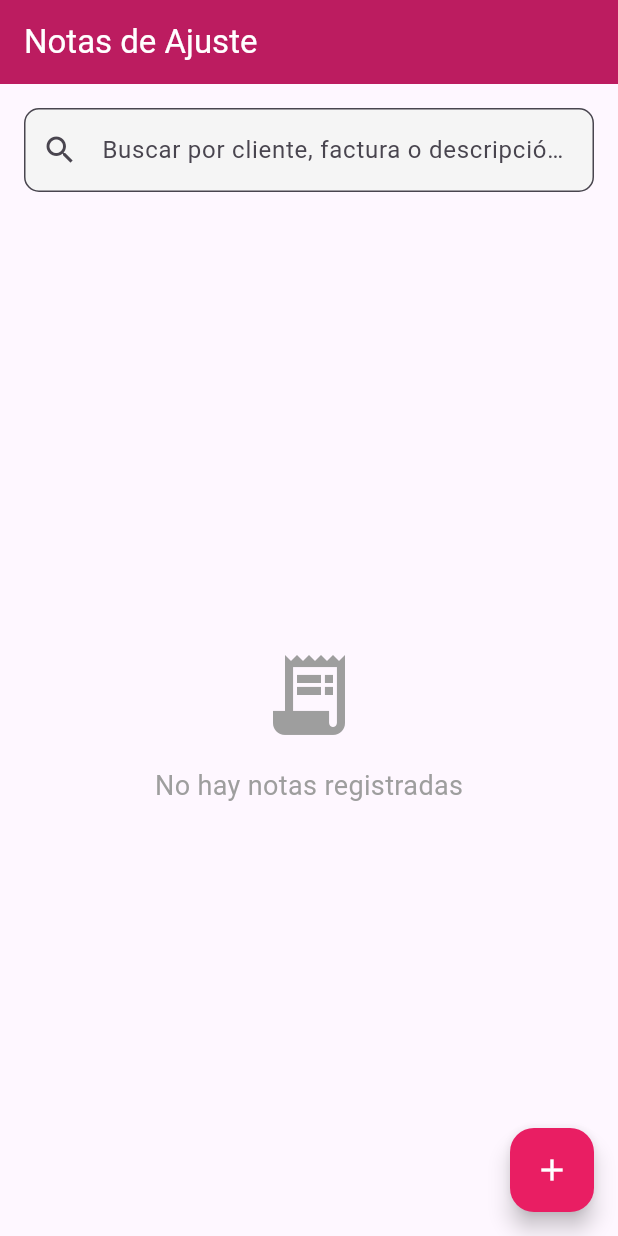
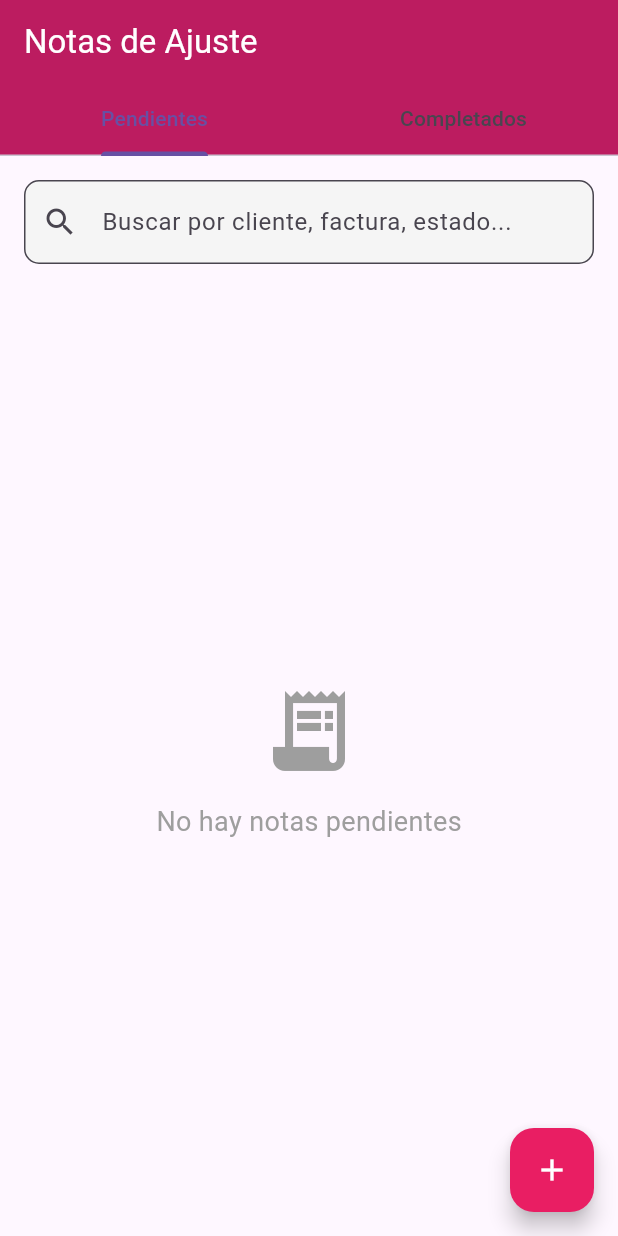
Before and after one commit to AngeloMihaelle/notas, a Flutter app: the screen it shows after launch, on a phone screen of 412 x 824 dp. Run offline on Flutter 3.47's test engine with Material 3 defaults, Android fonts, the phone set to English and light mode, and no system bars; our stand-ins replace pdf, printing, share_plus, sqflite; accounts and stored records are empty.

Commit message:
feat: Update search to include status and ensure Spanish localization
This commit enhances the search functionality to include the payment status of a note. It also ensures that all user-facing text related to the payment status is in Spanish.

- Modifies the `filterNotas` method in `home_screen.dart` to include a search by the Spanish payment status ("pendiente" or "completado").
- Updates the search bar hint text to inform users of the new search capability.
- Verifies and corrects all status-related UI text in `home_screen.dart` and `nota_form_screen.dart` to be in Spanish, ensuring a consistent user experience.

```diff
--- a/lib/screens/home_screen.dart
+++ b/lib/screens/home_screen.dart
@@ -12,7 +12,8 @@ class HomeScreen extends StatefulWidget {
   _HomeScreenState createState() => _HomeScreenState();
 }
 
-class _HomeScreenState extends State<HomeScreen> {
+class _HomeScreenState extends State<HomeScreen> with SingleTickerProviderStateMixin {
+  late TabController _tabController;
   List<Nota> notas = [];
   List<Nota> filteredNotas = [];
   TextEditingController searchController = TextEditingController();
@@ -21,15 +22,28 @@ class _HomeScreenState extends State<HomeScreen> {
   @override
   void initState() {
     super.initState();
+    _tabController = TabController(length: 2, vsync: this);
+    _tabController.addListener(() {
+      if (_tabController.indexIsChanging) {
+        // Do nothing while animating.
+      } else {
+        setState(() {
+          // The selected tab has changed, so we filter the notes.
+          // The filtering logic is now inside _buildNotaList.
+        });
+      }
+    });
     loadNotas();
   }
 
   Future<void> loadNotas() async {
     setState(() => isLoading = true);
+    // Fetch all notas regardless of status for search functionality
     final loadedNotas = await DatabaseService.instance.getAllNotas();
     setState(() {
       notas = loadedNotas;
-      filteredNotas = loadedNotas;
+      // Initial filter based on search query
+      filterNotas(searchController.text);
       isLoading = false;
     });
   }
@@ -45,9 +59,11 @@ class _HomeScreenState extends State<HomeScreen> {
       filteredNotas = notas.where((nota) {
         final clienteMatch = nota.cliente.toLowerCase().contains(lowercaseQuery);
         final facturaMatch = nota.facturaNo.toLowerCase().contains(lowercaseQuery);
+        final statusText = nota.paymentStatus == 'pending' ? 'pendiente' : 'completado';
+        final statusMatch = statusText.contains(lowercaseQuery);
         final ajustesMatch = nota.ajustes.any((ajuste) =>
             ajuste.descripcion.toLowerCase().contains(lowercaseQuery));
-        return clienteMatch || facturaMatch || ajustesMatch;
+        return clienteMatch || facturaMatch || ajustesMatch || statusMatch;
       }).toList();
     });
   }
@@ -58,6 +74,13 @@ class _HomeScreenState extends State<HomeScreen> {
       appBar: AppBar(
         title: Text('Notas de Ajuste'),
         elevation: 2,
+        bottom: TabBar(
+          controller: _tabController,
+          tabs: [
+            Tab(text: 'Pendientes'),
+            Tab(text: 'Completados'),
+          ],
+        ),
       ),
       body: Column(
         children: [
@@ -67,7 +90,7 @@ class _HomeScreenState extends State<HomeScreen> {
               controller: searchController,
               onChanged: filterNotas,
               decoration: InputDecoration(
-                hintText: 'Buscar por cliente, factura o descripción...',
+                hintText: 'Buscar por cliente, factura, estado...',
                 prefixIcon: Icon(Icons.search),
                 border: OutlineInputBorder(
                   borderRadius: BorderRadius.circular(10),
@@ -78,29 +101,60 @@ class _HomeScreenState extends State<HomeScreen> {
             ),
           ),
           Expanded(
-            child: isLoading
-                ? Center(child: CircularProgressIndicator())
-                : filteredNotas.isEmpty
-                    ? Center(
+              child: TabBarView(
+            controller: _tabController,
+            children: [
+              _buildNotaList('pending'),
+              _buildNotaList('completed'),
+            ],
+          )),
+        ],
+      ),
+      floatingActionButton: FloatingActionButton(
+        onPressed: () async {
+          final result = await Navigator.push(
+            context,
+            MaterialPageRoute(builder: (context) => NotaFormScreen()),
+          );
+          if (result == true) {
+            loadNotas();
+          }
+        },
+        backgroundColor: Colors.pink,
+        child: Icon(Icons.add, color: Colors.white,),
+      ),
+    );
+  }
+
+  Widget _buildNotaList(String paymentStatus) {
+    final notasToShow = filteredNotas
+        .where((nota) => nota.paymentStatus == paymentStatus)
+        .toList();
+
+    if (isLoading) {
+      return Center(child: CircularProgressIndicator());
+    }
+
+    if (notasToShow.isEmpty) {
+      return Center(
         child: Column(
           mainAxisAlignment: MainAxisAlignment.center,
           children: [
             Icon(Icons.receipt_long, size: 64, color: Colors.grey),
             SizedBox(height: 16),
             Text(
-                              searchController.text.isEmpty
-                                  ? 'No hay notas registradas'
-                                  : 'No se encontraron resultados',
+              'No hay notas ${paymentStatus == 'pending' ? 'pendientes' : 'completadas'}',
               style: TextStyle(fontSize: 18, color: Colors.grey),
             ),
           ],
         ),
-                      )
-                    : ListView.builder(
+      );
+    }
+    return ListView.builder(
       padding: EdgeInsets.symmetric(horizontal: 16),
-                        itemCount: filteredNotas.length,
+      itemCount: notasToShow.length,
       itemBuilder: (context, index) {
-                          final nota = filteredNotas[index];
+        final nota = notasToShow[index];
         return Card(
           elevation: 2,
           margin: EdgeInsets.only(bottom: 8),
@@ -139,7 +193,8 @@ class _HomeScreenState extends State<HomeScreen> {
                     context: context,
                     builder: (context) => AlertDialog(
                       title: Text('Confirmar eliminación'),
-                                        content: Text('¿Estás seguro de que quieres eliminar esta nota?'),
+                      content:
+                          Text('¿Estás seguro de que quieres eliminar esta nota?'),
                       actions: [
                         TextButton(
                           onPressed: () => Navigator.pop(context, false),
@@ -185,23 +240,6 @@ class _HomeScreenState extends State<HomeScreen> {
           ),
         );
       },
-                      ),
-          ),
-        ],
-      ),
-      floatingActionButton: FloatingActionButton(
-        onPressed: () async {
-          final result = await Navigator.push(
-            context,
-            MaterialPageRoute(builder: (context) => NotaFormScreen()),
-          );
-          if (result == true) {
-            loadNotas();
-          }
-        },
-        backgroundColor: Colors.pink,
-        child: Icon(Icons.add, color: Colors.white,),
-      ),
     );
   }
 }
```
Also changed, not shown: lib/screens/nota_form_screen.dart (+15 -0 lines), lib/services/database_service.dart (+7 -2 lines). Lines whose indentation alone changed are shown as unchanged.
